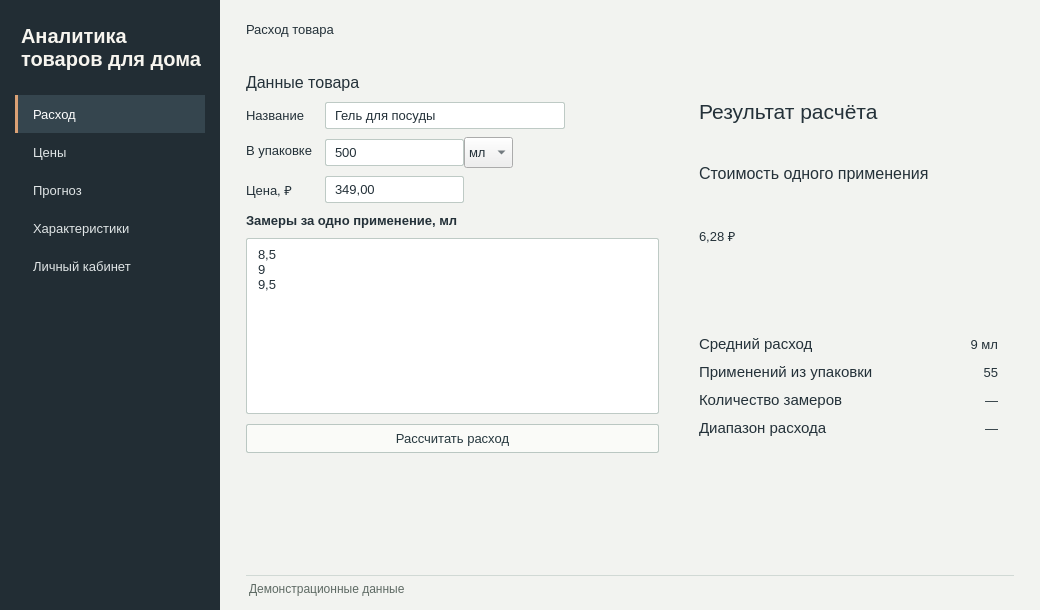
Qt form household_goods.ui (Joe6355/_Analytics-for-household-goods) before a commit.
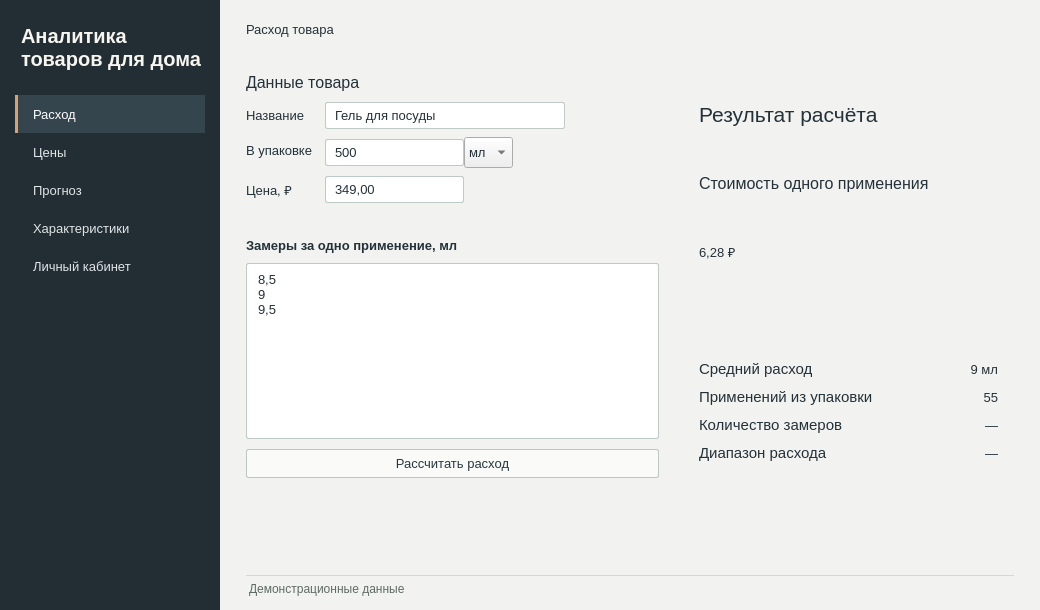
The same form after that commit. Icons and pictures are not drawn.

What changed in the file:
```diff
--- a/household_goods.ui
+++ b/household_goods.ui
@@ -534,6 +534,22 @@
                    </item>
                   </layout>
                  </item>
+                 <item>
+                  <widget class="QLabel" name="usagePriceNote">
+                   <property name="text">
+                    <string/>
+                   </property>
+                   <property name="textFormat">
+                    <enum>Qt::PlainText</enum>
+                   </property>
+                   <property name="wordWrap">
+                    <bool>true</bool>
+                   </property>
+                   <property name="role" stdset="0">
+                    <string>muted</string>
+                   </property>
+                  </widget>
+                 </item>
                  <item>
                   <widget class="QLabel" name="measurementsLabel">
                    <property name="text">
```
Left out of the diff: 3 changed lines with no effect on the pictures.
